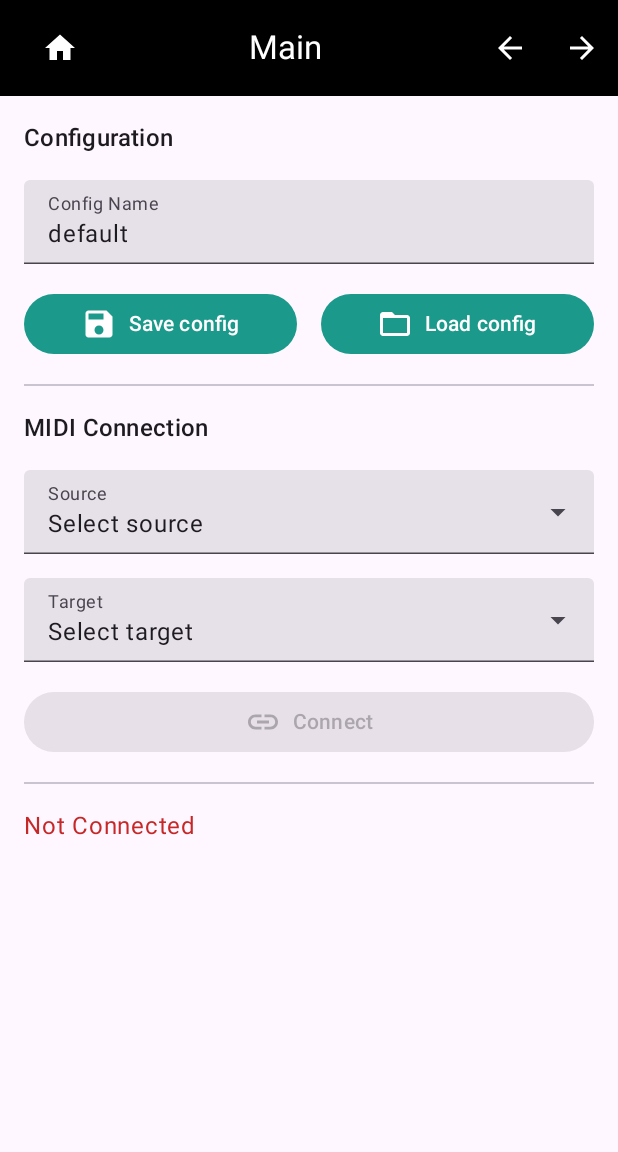
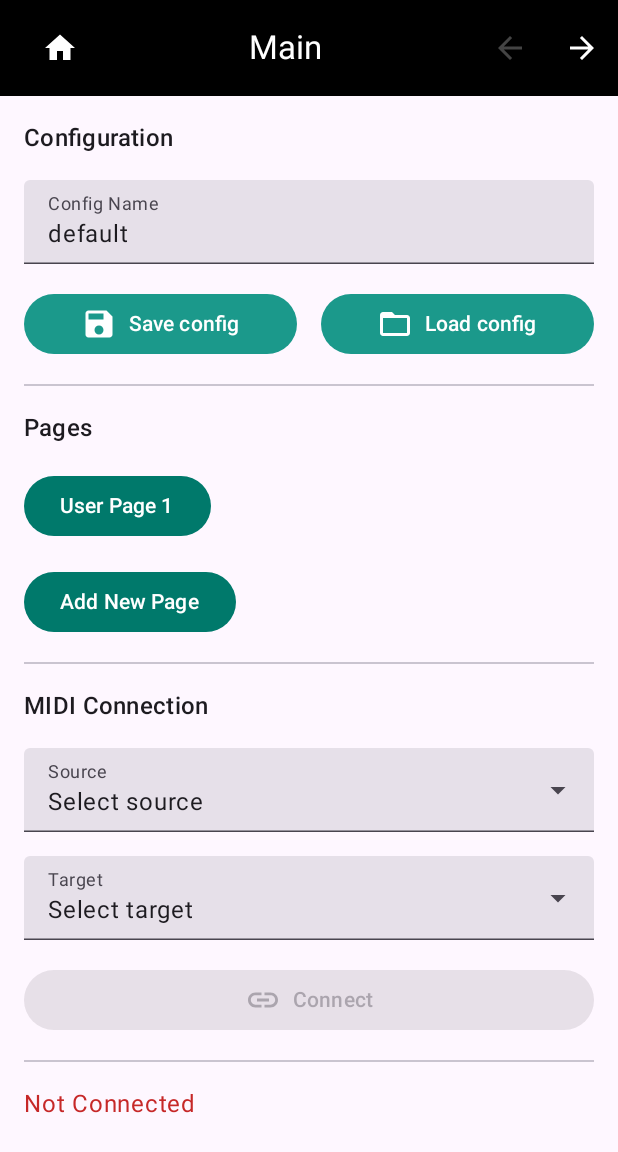
Before and after one commit to Barsik-Barbosik/MIDI-Mapper, an Android app built with Jetpack Compose: the screen it shows after launch (MainActivity), on a phone screen of 412 x 824 dp. Shown: the top 1152 px of the screen. Run offline under Robolectric (Android 15) with nearby library versions, the phone set to English and light mode, and no system bars; 3 statements that could not run were skipped.

```diff
--- a/app/src/main/java/barsikbarbosik/midimapper/AppNavigation.kt
+++ b/app/src/main/java/barsikbarbosik/midimapper/AppNavigation.kt
@@ -68,9 +68,18 @@ data class KnobSettings(
 )
 
 @Serializable
+data class KnobPage(
+    var name: String,
+    var knobSettings: List<KnobSettings>
+)
+
+@Serializable
 data class MidiConfig(
     var configName: String = "default",
-    var knobSettings: List<KnobSettings> = List(20) { index ->
+    var pages: List<KnobPage> = listOf(
+        KnobPage(
+            name = "User Page 1",
+            knobSettings = List(20) { index ->
                 KnobSettings(
                     "Knob ${index + 1}",
                     0,
@@ -80,6 +89,8 @@ data class MidiConfig(
                     null
                 )
             }
+        )
+    )
 )
 
 
@@ -95,6 +106,12 @@ fun AppNavigation(
     val knobValues by midiViewModel.knobValues.collectAsState()
     val connectionStatus by midiViewModel.connectionStatus.collectAsState()
 
+    // The following methods on midiViewModel will need to be updated or created:
+    // - fun addPage()
+    // - fun updateKnobSetting(pageIndex: Int, knobIndex: Int, newSettings: KnobSettings)
+    // - fun startLearning(pageIndex: Int, knobIndex: Int)
+    // The signature of onKnobValueChange can remain the same if using a global index.
+
     NavHost(navController = navController, startDestination = "main", modifier = modifier) {
         composable("main") {
             MainScreen(
@@ -107,32 +124,50 @@ fun AppNavigation(
                 onConfigNameChange = { midiViewModel.updateConfigName(it) },
                 onSaveConfig = { midiViewModel.saveMidiConfig() },
                 onLoadConfig = { midiViewModel.loadMidiConfig(it) },
-                getAvailableConfigs = { midiViewModel.getAvailableConfigs() }
+                getAvailableConfigs = { midiViewModel.getAvailableConfigs() },
+                onAddPage = { midiViewModel.addPage() }
             )
         }
-        composable("knobs") {
+        composable(
+            "page/{pageIndex}",
+            arguments = listOf(navArgument("pageIndex") { type = NavType.IntType })
+        ) { backStackEntry ->
+            val pageIndex = backStackEntry.arguments?.getInt("pageIndex")
+            if (pageIndex != null) {
+                val page = midiConfig.pages.getOrNull(pageIndex)
+                if (page != null) {
+                    val knobsBefore = midiConfig.pages.take(pageIndex).sumOf { it.knobSettings.size }
+                    val pageKnobValues = knobValues.drop(knobsBefore).take(page.knobSettings.size)
                     KnobsScreen(
-                knobValues = knobValues,
-                knobSettings = midiConfig.knobSettings,
+                        pageIndex = pageIndex,
+                        knobValues = pageKnobValues,
+                        knobSettings = page.knobSettings,
                         onKnobValueChange = { index, value ->
+                            val globalKnobIndex = knobsBefore + index
                             midiViewModel.onKnobValueChange(
-                        index,
+                                globalKnobIndex,
                                 value
                             )
                         },
                         navController = navController
                     )
                 }
+            }
+        }
         composable(
-            "knob-settings/{index}",
-            arguments = listOf(navArgument("index") { type = NavType.IntType })
+            "page/{pageIndex}/knob-settings/{knobIndex}",
+            arguments = listOf(
+                navArgument("pageIndex") { type = NavType.IntType },
+                navArgument("knobIndex") { type = NavType.IntType }
+            )
         ) { backStackEntry ->
-            val index = backStackEntry.arguments?.getInt("index")
-            if (index != null) {
+            val pageIndex = backStackEntry.arguments?.getInt("pageIndex")
+            val knobIndex = backStackEntry.arguments?.getInt("knobIndex")
+            if (pageIndex != null && knobIndex != null) {
                 KnobSettingsScreen(
                     navController = navController,
-                    knobIndex = index,
-                    knobSetting = midiConfig.knobSettings.getOrElse(index) {
+                    knobIndex = knobIndex,
+                    knobSetting = midiConfig.pages.getOrNull(pageIndex)?.knobSettings?.getOrElse(knobIndex) {
                         KnobSettings(
                             "",
                             0,
@@ -141,11 +176,18 @@ fun AppNavigation(
                             0,
                             null
                         )
+                    } ?: KnobSettings(
+                        "",
+                        0,
+                        127,
+                        "",
+                        0,
+                        null
+                    ),
+                    onSave = { newSettings ->
+                        midiViewModel.updateKnobSetting(pageIndex, knobIndex, newSettings)
                     },
-                    onSave = { newSettings ->
-                        midiViewModel.updateKnobSetting(index, newSettings)
-                    },
-                    onStartLearning = { midiViewModel.startLearning(index) },
+                    onStartLearning = { midiViewModel.startLearning(pageIndex, it) },
                     learnedCc = learnedCc
                 )
             }
@@ -165,7 +207,8 @@ fun MainScreen(
     onConfigNameChange: (String) -> Unit,
     onSaveConfig: () -> Unit,
     onLoadConfig: (String) -> Unit,
-    getAvailableConfigs: () -> List<String>
+    getAvailableConfigs: () -> List<String>,
+    onAddPage: () -> Unit
 ) {
     var expandedSource by remember { mutableStateOf(false) }
     var expandedTarget by remember { mutableStateOf(false) }
@@ -242,6 +285,28 @@ fun MainScreen(
                         }
                     }
                 }
+            }
+
+            Divider()
+
+            Text(
+                "Pages",
+                style = MaterialTheme.typography.titleMedium
+            )
+
+            Row(
+                modifier = Modifier.fillMaxWidth(),
+                horizontalArrangement = Arrangement.spacedBy(8.dp)
+            ) {
+                midiConfig.pages.forEachIndexed { index, page ->
+                    Button(onClick = { navController.navigate("page/$index") }) {
+                        Text(page.name)
+                    }
+                }
+            }
+
+            Button(onClick = onAddPage) {
+                Text("Add New Page")
             }
 
             Divider()
@@ -380,6 +445,7 @@ fun MainScreen(
 
 @Composable
 fun KnobsScreen(
+    pageIndex: Int,
     knobValues: List<Int>,
     knobSettings: List<KnobSettings>,
     onKnobValueChange: (Int, Int) -> Unit,
@@ -409,7 +475,7 @@ fun KnobsScreen(
                             detectTapGestures(
                                 onLongPress = {
                                     if (isConfigurable) {
-                                        navController.navigate("knob-settings/$index")
+                                        navController.navigate("page/$pageIndex/knob-settings/$index")
                                     }
                                 }
                             )
@@ -496,7 +562,7 @@ fun KnobSettingsScreen(
             .padding(16.dp),
         verticalArrangement = Arrangement.spacedBy(16.dp)
     ) {
-        Text("Configure Knob $knobIndex", style = MaterialTheme.typography.titleMedium)
+        Text("Configure Knob ${knobIndex + 1}", style = MaterialTheme.typography.titleMedium)
 
         TextField(
             value = knobName,
--- a/app/src/main/java/barsikbarbosik/midimapper/MainActivity.kt
+++ b/app/src/main/java/barsikbarbosik/midimapper/MainActivity.kt
@@ -20,6 +20,7 @@ import androidx.compose.material3.Scaffold
 import androidx.compose.material3.Text
 import androidx.compose.material3.TopAppBar
 import androidx.compose.material3.TopAppBarDefaults
+import androidx.compose.runtime.collectAsState
 import androidx.compose.runtime.getValue
 import androidx.compose.ui.Alignment
 import androidx.compose.ui.Modifier
@@ -46,6 +47,18 @@ class MainActivity : ComponentActivity() {
             MidiMapperTheme(dynamicColor = false) {
                 val navController = rememberNavController()
                 val currentBackStackEntry by navController.currentBackStackEntryAsState()
+                val midiConfig by viewModel.midiConfig.collectAsState()
+
+                val route = currentBackStackEntry?.destination?.route
+                val pageCount = midiConfig.pages.size
+                val isPage = route?.startsWith("page/") == true
+                val pageIndex = if (isPage) currentBackStackEntry?.arguments?.getInt("pageIndex") else null
+
+                val title = when {
+                    pageIndex != null -> midiConfig.pages.getOrNull(pageIndex)?.name
+                    route != null -> route.replaceFirstChar { it.uppercase() }
+                    else -> ""
+                } ?: ""
 
                 Scaffold(
                     modifier = Modifier.fillMaxSize(),
@@ -57,23 +70,43 @@ class MainActivity : ComponentActivity() {
                                         Icon(Icons.Filled.Home, "Home", tint = Color.White)
                                     }
                                     Text(
-                                        text = currentBackStackEntry?.destination?.route?.replaceFirstChar { it.uppercase() }
-                                            ?: "",
+                                        text = title,
                                         modifier = Modifier.weight(1f),
                                         color = Color.White,
                                         textAlign = TextAlign.Center
                                     )
-                                    IconButton(onClick = { navController.navigate("main") }) {
-                                        Icon(Icons.Filled.ArrowBack, "Back", tint = Color.White)
+                                    IconButton(
+                                        onClick = {
+                                            when {
+                                                pageIndex != null && pageIndex > 0 -> navController.navigate("page/${pageIndex - 1}")
+                                                pageIndex == 0 -> navController.navigate("main")
+                                            }
+                                        },
+                                        enabled = pageIndex != null
+                                    ) {
+                                        Icon(
+                                            Icons.Filled.ArrowBack, "Back",
+                                            tint = if (pageIndex != null) Color.White else Color.DarkGray
+                                        )
                                     }
                                     IconButton(
-                                        onClick = { navController.navigate("knobs") },
-                                        enabled = true
+                                        onClick = {
+                                            when {
+                                                pageIndex != null && pageIndex < pageCount - 1 -> navController.navigate(
+                                                    "page/${pageIndex + 1}"
+                                                )
+
+                                                pageIndex == null && route == "main" && pageCount > 0 -> navController.navigate(
+                                                    "page/0"
+                                                )
+                                            }
+                                        },
+                                        enabled = (pageIndex != null && pageIndex < pageCount - 1) || (pageIndex == null && route == "main" && pageCount > 0)
                                     ) {
                                         Icon(
                                             Icons.Filled.ArrowForward,
                                             "Forward",
-                                            tint = Color.White
+                                            tint = if ((pageIndex != null && pageIndex < pageCount - 1) || (pageIndex == null && route == "main" && pageCount > 0)) Color.White else Color.DarkGray
                                         )
                                     }
                                 }
--- a/app/src/main/java/barsikbarbosik/midimapper/SettingsManager.kt
+++ b/app/src/main/java/barsikbarbosik/midimapper/SettingsManager.kt
@@ -1,7 +1,6 @@
 package barsikbarbosik.midimapper
 
 import android.content.Context
-import android.os.Environment
 import kotlinx.serialization.SerializationException
 import kotlinx.serialization.encodeToString
 import kotlinx.serialization.json.Json
@@ -67,7 +66,21 @@ object SettingsManager {
     private fun defaultConfig(configName: String): MidiConfig {
         return MidiConfig(
             configName = configName,
-            knobSettings = List(20) { i -> KnobSettings("Knob ${i + 1}", 0, 127, "", 0) }
+            pages = listOf(
+                KnobPage(
+                    name = "User Page 1",
+                    knobSettings = List(20) { i ->
+                        KnobSettings(
+                            "Knob ${i + 1}",
+                            0,
+                            127,
+                            "",
+                            0,
+                            null
+                        )
+                    }
+                )
+            )
         )
     }
 }
```
Also changed, not shown: app/src/main/java/barsikbarbosik/midimapper/MidiViewModel.kt (+69 -20 lines). Lines whose indentation alone changed are shown as unchanged.
